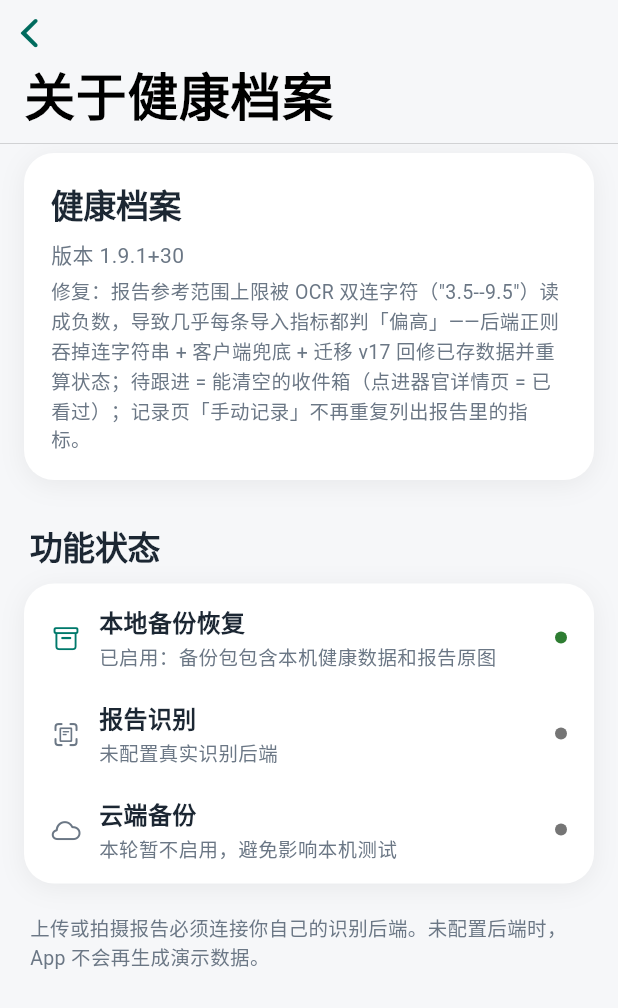
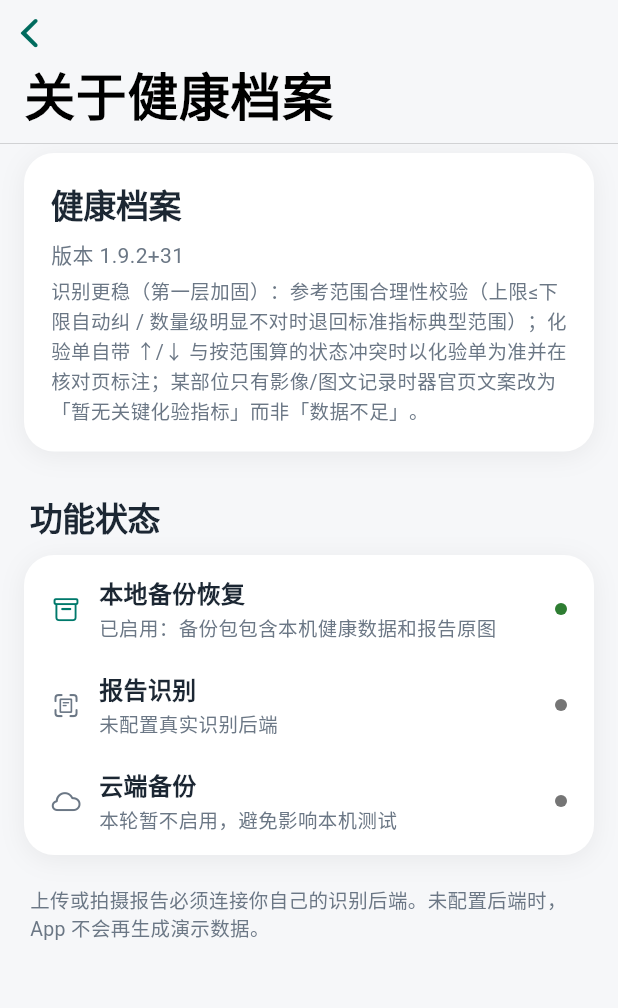
Before and after one commit to weixu731618-netizen/health-archive, a Flutter app: the AboutPage screen opened directly, on a phone screen of 412 x 824 dp. Shown: the top 1008 px of the screen. Run offline on Flutter 3.47's test engine with Material 3 defaults, Android fonts, the phone set to English and light mode, and no system bars; our stand-ins replace drift, drift_flutter, file_picker, fl_chart, flutter_local_notifications, flutter_secure_storage and 6 more; missing offline and left inert: pdfx; accounts and stored records are empty; generated files the repository leaves out were written again.

Commit message:
第 1 轮:识别第一层加固(参考范围校验 + 化验单标注优先)
1.1 参考范围合理性校验（structuredReportFromBackendJson._sanitizeRange）
    - 上限 <= 下限:先取绝对值(承接已修的 "--" 符号误读),不行就丢掉范围
    - 匹配到标准指标时,解析范围中点与典型范围中点差 6 倍以上、且实测值
      落在典型范围内(说明错的是范围不是值)→ 改用典型范围判状态,报告
      原文范围文本照常显示

1.2 化验单自带 ↑/↓/H/L 与按范围算出的状态冲突时,以化验单为准
    - 我们算成正常/未判断但化验单标了异常方向 → 采纳化验单方向
    - 方向正相反 → 采纳化验单
    - 化验单没标 / 标"正常" → 不据此翻判断(缺标可能只是 OCR 漏)
    - RecognizedMetric.statusFromLabFlag 记录此事,核对页对应行标注
      「按化验单标注判定（参考范围可能未读准）」

1.3 器官详情页「需关注问题」空态:该部位只有影像/图文报告(无指标)时,
    文案改为「本部位有影像/图文记录…暂无可用于判断的关键化验指标」,
    不再一律「暂无可用于判断的检查指标」

版本 1.9.2+31。flutter test 214 绿,backend map 测试 5 绿。

```diff
--- a/lib/models/app_metadata.dart
+++ b/lib/models/app_metadata.dart
@@ -1,11 +1,11 @@
 class AppMetadata {
   const AppMetadata._();
 
-  static const String versionName = '1.9.1';
-  static const int versionCode = 30;
+  static const String versionName = '1.9.2';
+  static const int versionCode = 31;
   static const String buildLabel =
-      '修复：报告参考范围上限被 OCR 双连字符（"3.5--9.5"）读成负数，导致几乎每条'
-      '导入指标都判「偏高」——后端正则吞掉连字符串 + 客户端兜底 + 迁移 v17 '
-      '回修已存数据并重算状态；待跟进 = 能清空的收件箱（点进器官详情页 = 已看过）；'
-      '记录页「手动记录」不再重复列出报告里的指标。';
+      '识别更稳（第一层加固）：参考范围合理性校验（上限≤下限自动纠 / 数量级明显'
+      '不对时退回标准指标典型范围）；化验单自带 ↑/↓ 与按范围算的状态冲突时以化验单'
+      '为准并在核对页标注；某部位只有影像/图文记录时器官页文案改为「暂无关键化验'
+      '指标」而非「数据不足」。';
 }
--- a/lib/models/report_models.dart
+++ b/lib/models/report_models.dart
@@ -23,6 +23,7 @@ class RecognizedMetric {
   final String referenceText; // 原始参考范围文本，例如「9–50」
   String status; // 偏高 / 偏低 / 正常 / 未判断（本地按参考范围计算，见 computeStatus）
   String? originalStatus; // 报告上标注的原始异常标记（如 H / L / 偏高），仅供核对，不用于判定
+  bool statusFromLabFlag; // status 是否因与化验单标注冲突而改用了化验单标注（参考范围可能没读对）
   String bodySystem; // 所属身体系统
   final double confidence; // 0~1
   bool isSelected; // 是否勾选入库（默认 true）
@@ -50,6 +51,7 @@ class RecognizedMetric {
     this.referenceText = '',
     required this.status,
     this.originalStatus,
+    this.statusFromLabFlag = false,
     required this.bodySystem,
     required this.confidence,
     this.isSelected = true,
--- a/lib/pages/body_page.dart
+++ b/lib/pages/body_page.dart
@@ -684,7 +684,12 @@ class _BodySystemDetailPageState extends State<BodySystemDetailPage> {
             ],
             const HealthSectionHeader('需关注问题'),
             if (_area.metrics.isEmpty)
-              const _EmptyDataCard()
+              _EmptyDataCard(
+                message: _extraOnlyReportIds.isEmpty
+                    ? '暂无可用于判断的检查指标'
+                    : '本部位有影像 / 图文记录（见下方历史报告），'
+                        '暂无可用于判断的关键化验指标',
+              )
             else if (widget.isExample)
               for (final m in _area.metrics) ...[
                 _EvidenceCard(metric: m),
--- a/pubspec.yaml
+++ b/pubspec.yaml
@@ -1,7 +1,7 @@
 name: health_archive
 description: 健康档案 - 个人健康管理 App（MVP）
 publish_to: 'none'
-version: 1.9.1+30
+version: 1.9.2+31
 
 environment:
   sdk: '>=3.6.0 <4.0.0'
```
Also changed, not shown: lib/pages/report_review_page.dart (+8 -0 lines), lib/services/report_recognition_service.dart (+95 -10 lines), 3 other files.
